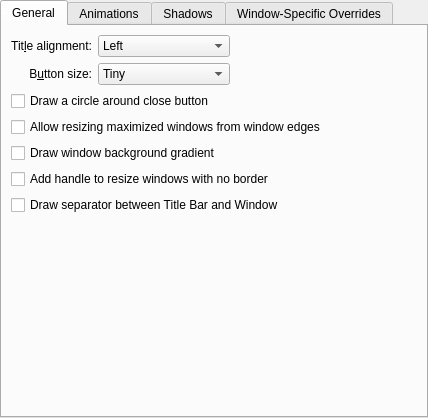
The window that kdecoration/config/ui/breezeconfigurationui.ui (Luwx/Lightly) describes before a commit, drawn with Qt 5.
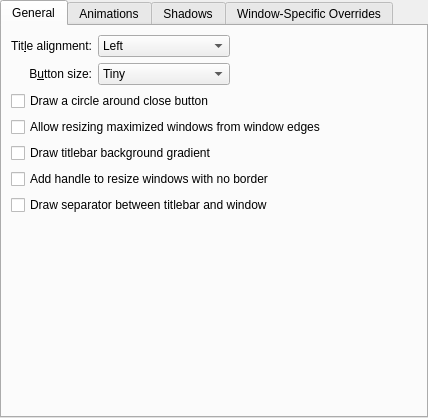
The same window after the commit. Custom widgets are drawn as their Qt base class.

Commit message: Improve accuracy of some window decoration options' labels BUG: 399602 FIXED-IN: 5.15.0

What changed in the file:
```diff
--- a/kdecoration/config/ui/breezeconfigurationui.ui
+++ b/kdecoration/config/ui/breezeconfigurationui.ui
@@ -139,7 +139,7 @@
        <item row="6" column="0" colspan="3">
         <widget class="QCheckBox" name="drawTitleBarSeparator">
          <property name="text">
-          <string>Draw separator between Title Bar and Window</string>
+          <string>Draw separator between titlebar and window</string>
          </property>
         </widget>
        </item>
@@ -160,7 +160,7 @@
        <item row="4" column="0" colspan="3">
         <widget class="QCheckBox" name="drawBackgroundGradient">
          <property name="text">
-          <string>Draw window background gradient</string>
+          <string>Draw titlebar background gradient</string>
          </property>
         </widget>
        </item>
```
